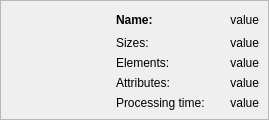
Above: src/thumbwidget.ui from RazrFalcon/svgcleaner before the change. Below: the same form after it.
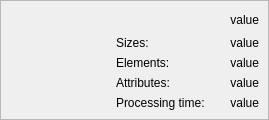
That is the form after the change. Custom widgets are drawn as their Qt base class.

Patch:
```diff
--- a/src/thumbwidget.ui
+++ b/src/thumbwidget.ui
@@ -51,9 +51,6 @@
             <verstretch>0</verstretch>
            </sizepolicy>
           </property>
-          <property name="text">
-           <string>&lt;html&gt;&lt;head/&gt;&lt;body&gt;&lt;p&gt;&lt;span style=&quot; font-weight:600;&quot;&gt;Name:&lt;/span&gt;&lt;/p&gt;&lt;/body&gt;&lt;/html&gt;</string>
-          </property>
           <property name="textInteractionFlags">
            <set>Qt::LinksAccessibleByMouse|Qt::TextSelectableByMouse</set>
           </property>
```
